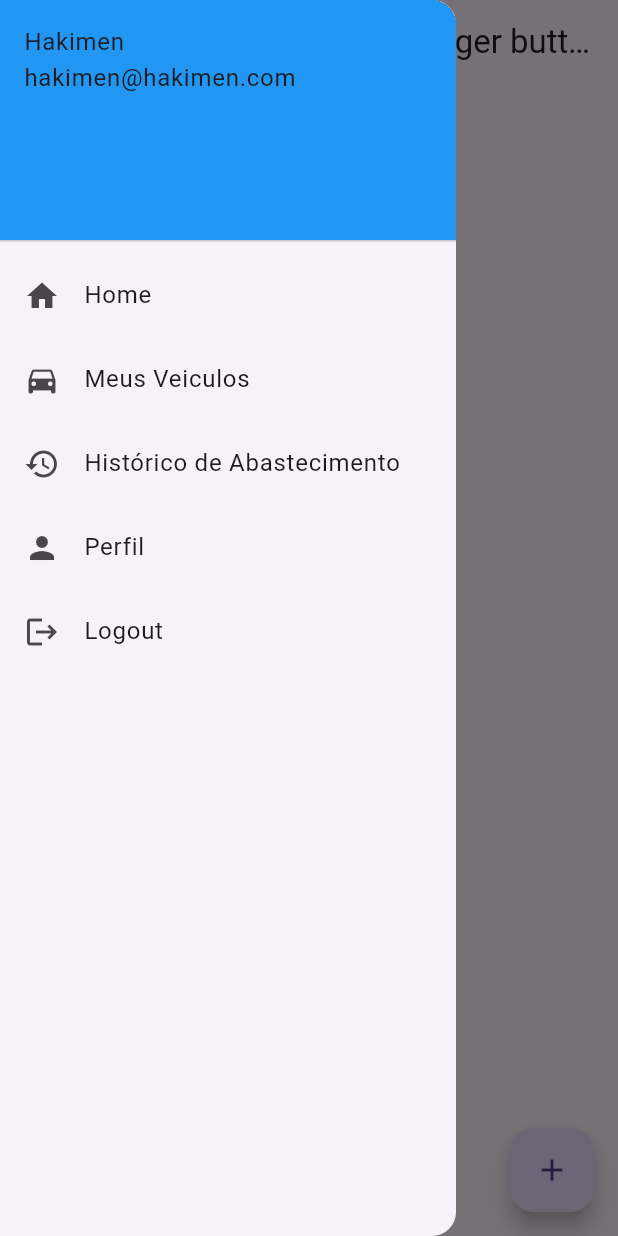
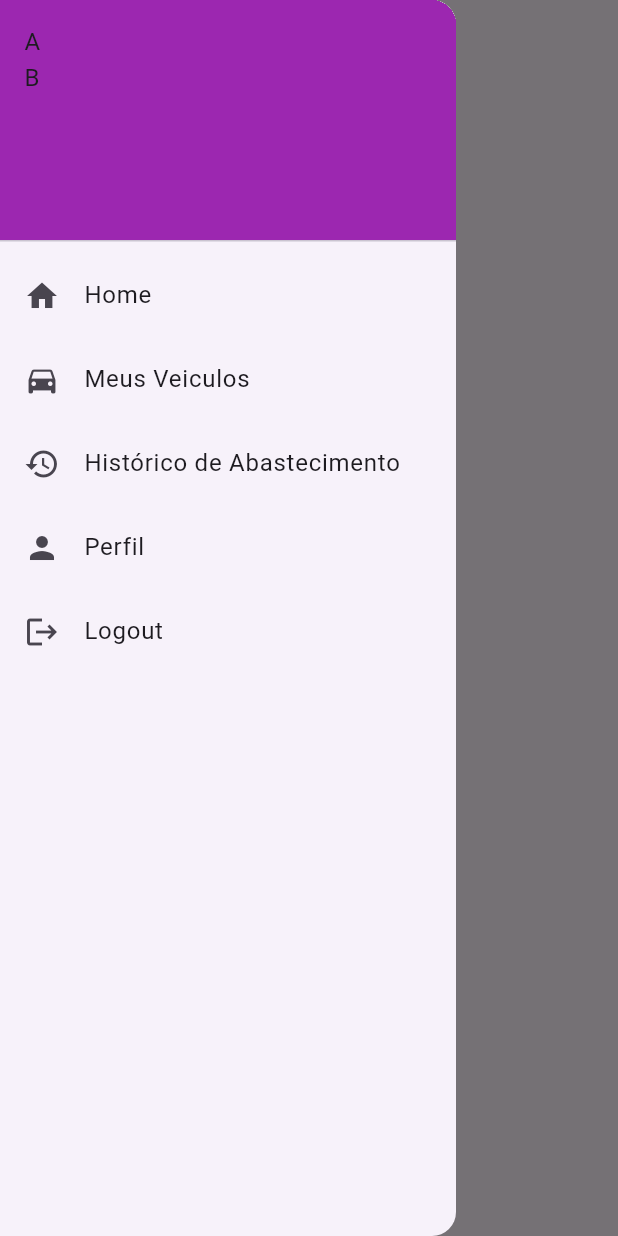
Before and after one commit to Unigran-Atvs-Jheffao/Fuely, a Flutter app: the screen it shows after launch, in the side drawer, after a tap on "Home", on a phone screen of 412 x 824 dp. Run offline on Flutter 3.47's test engine with Material 3 defaults, Android fonts, the light colour scheme and no system bars.

Commit message:
Created base pages

```diff
--- a/lib/components/fuely-drawer.dart
+++ /dev/null
@@ -1,61 +0,0 @@
-import 'package:flutter/material.dart';
-
-class FuelyDrawer extends StatelessWidget {
-  final String user;
-  final String email;
-  const FuelyDrawer({super.key, required this.user, required this.email});
-
-  @override
-  Widget build(BuildContext context) {
-    return Drawer(
-      child: ListView(
-        // Important: Remove any padding from the ListView.
-        padding: EdgeInsets.zero,
-        children: [
-          DrawerHeader(
-            decoration: BoxDecoration(
-              color: Colors.blue,
-            ),
-            child: Column(
-              crossAxisAlignment: CrossAxisAlignment.start,
-              children: [
-                Text(user),
-                Text(email),
-              ],
-            ),
-          ),
-          ListTile(
-            leading: Icon(Icons.home),
-            title: const Text('Home'),
-            onTap: () {
-            },
-          ),
-          ListTile(
-            leading: Icon(Icons.directions_car),
-            title: const Text('Meus Veiculos'),
-            onTap: () {
-            },
-          ),
-          ListTile(
-            leading: Icon(Icons.history),
-            title: const Text('Histórico de Abastecimento'),
-            onTap: () {
-            },
-          ),
-          ListTile(
-            leading: Icon(Icons.person),
-            title: const Text('Perfil'),
-            onTap: () {
-            },
-          ),
-          ListTile(
-            leading: Icon(Icons.logout),
-            title: const Text('Logout'),
-            onTap: () {
-            },
-          ),
-        ],
-      ),
-    );
-  }
-}
--- a/lib/main.dart
+++ b/lib/main.dart
@@ -1,23 +1,95 @@
 import 'package:flutter/material.dart';
-import 'package:trabalho_final/components/fuely-drawer.dart';
+import 'package:trabalho_final/state.dart';
+import 'package:trabalho_final/views/home.dart';
+import 'package:trabalho_final/views/my_vehicles.dart';
+import 'package:trabalho_final/views/profile.dart';
+import 'package:trabalho_final/views/refuel_history.dart';
 
 void main() {
   runApp(const MainApp());
 }
 
-class MainApp extends StatelessWidget {
+class MainApp extends StatefulWidget {
   const MainApp({super.key});
+
+  @override
+  State<MainApp> createState() => _MainAppState();
+}
+
+class _MainAppState extends State<MainApp> {
+  void setScreen(BuildContext context, int scr) {
+    setState(() {
+      if (screen != scr) {
+        Navigator.pop(context);
+      }
+      screen = scr;
+    });
+  }
 
   @override
   Widget build(BuildContext context) {
     return MaterialApp(
-      home: Scaffold(
-        drawer: FuelyDrawer(user: "Hakimen", email: "hakimen@hakimen.com",),
-        appBar: AppBar(
-          title: const Text('AppBar without hamburger button'),
+        home: Scaffold(
+      appBar: AppBar(
+        title: Text("Fuely"),
+      ),
+      drawer: Drawer(
+        child: Builder(
+          builder: (context) => ListView(padding: EdgeInsets.zero, children: [
+            const DrawerHeader(
+              decoration: BoxDecoration(
+                color: Colors.purple,
+              ),
+              child: Column(
+                crossAxisAlignment: CrossAxisAlignment.start,
+                children: [
+                  Text("A"),
+                  Text("B"),
+                ],
+              ),
+            ),
+            ListTile(
+              leading: Icon(Icons.home),
+              title: const Text('Home'),
+              onTap: () {
+                setScreen(context, 0);
+              },
+            ),
+            ListTile(
+              leading: Icon(Icons.directions_car),
+              title: const Text('Meus Veiculos'),
+              onTap: () {
+                setScreen(context, 1);
+              },
+            ),
+            ListTile(
+              leading: Icon(Icons.history),
+              title: const Text('Histórico de Abastecimento'),
+              onTap: () {
+                setScreen(context, 2);
+              },
+            ),
+            ListTile(
+              leading: Icon(Icons.person),
+              title: const Text('Perfil'),
+              onTap: () {
+                setScreen(context, 3);
+              },
+            ),
+            ListTile(
+              leading: Icon(Icons.logout),
+              title: const Text('Logout'),
+              onTap: () {},
+            ),
+          ]),
         ),
-        floatingActionButton: FloatingActionButton(onPressed: (){}, child: Icon(Icons.add),),
       ),
-    );
+      body: [
+        const HomeView(),
+        const MyVehiclesView(),
+        const RefuelHistoryView(),
+        const ProfileView()
+        ][screen],
+    ));
   }
 }
--- /dev/null
+++ b/lib/state.dart
@@ -0,0 +1,2 @@
+
+int screen = 0;
--- a/lib/views/home.dart
+++ b/lib/views/home.dart
@@ -0,0 +1,10 @@
+import 'package:flutter/material.dart';
+
+class HomeView extends StatelessWidget {
+  const HomeView({super.key});
+
+  @override
+  Widget build(BuildContext context) {
+    return Text("Hai");
+  }
+}
```
Also changed, not shown: lib/views/add_vehicle.dart (+17 -0 lines), lib/views/login.dart (+10 -0 lines), lib/views/my_vehicles.dart (+22 -0 lines), lib/views/profile.dart (+10 -0 lines), lib/views/refuel_history.dart (+10 -0 lines), lib/views/register.dart (+10 -0 lines), lib/components/vehicle_tile.dart (added).
